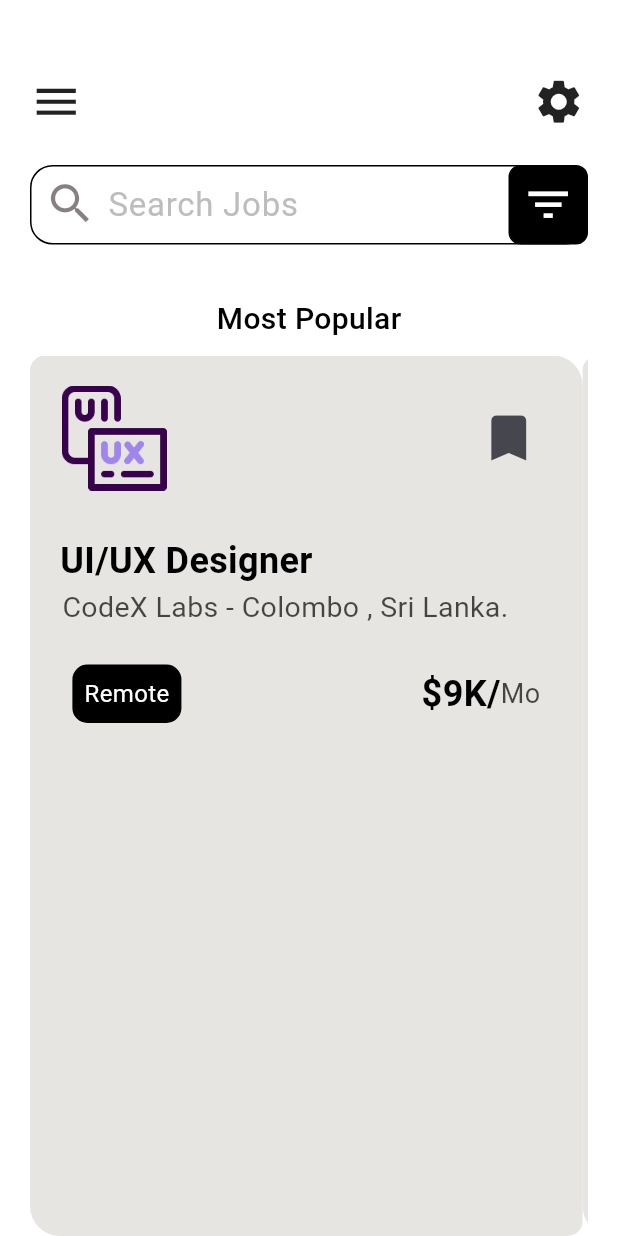
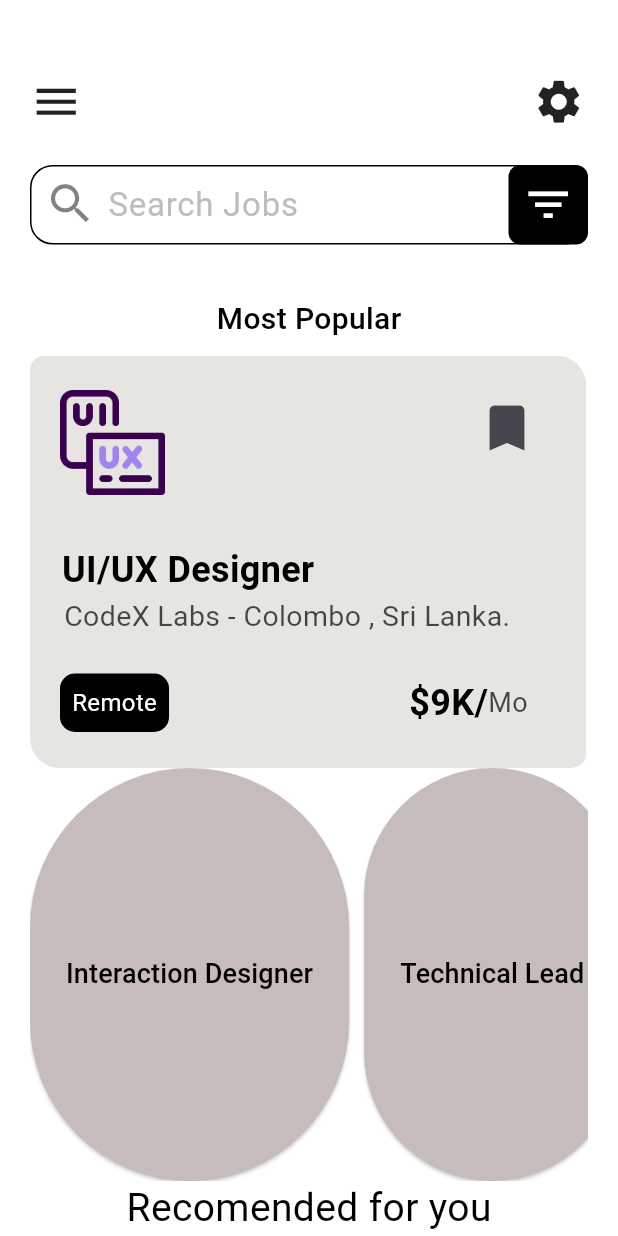
Before and after one commit to Sanuda3088/Madhack, a Flutter app: the screen it shows after launch, on a phone screen of 412 x 824 dp. Run offline on Flutter 3.47's test engine with Material 3 defaults, Android fonts, the phone set to English and light mode, and no system bars; our stand-ins replace carousel_slider, firebase_core; missing offline and left inert: dart:ffi; accounts and stored records are empty.

Commit message:
Worked in homescreen

```diff
--- a/lib/Applicant/components/slider.dart
+++ b/lib/Applicant/components/slider.dart
@@ -1,5 +1,3 @@
-import 'dart:ffi';
-
 import 'package:flutter/material.dart';
 
 class SliderPage extends StatelessWidget {
@@ -23,15 +21,17 @@ class SliderPage extends StatelessWidget {
   @override
   Widget build(BuildContext context) {
     return Container(
-      decoration: BoxDecoration(
-        color: Color.fromARGB(255, 230, 229, 225),
+      height: MediaQuery.of(context).size.height * 0.1,
+      width: MediaQuery.of(context).size.width * 0.9,
+      decoration: const BoxDecoration(
+        color: const Color.fromARGB(255, 230, 229, 225),
         borderRadius: BorderRadius.only(
             topRight: Radius.circular(20),
             topLeft: Radius.circular(10),
             bottomLeft: Radius.circular(20),
             bottomRight: Radius.circular(10)),
       ),
-      padding: EdgeInsets.all(20),
+      padding: const EdgeInsets.all(20),
       child: Column(
         children: [
           Row(
@@ -47,17 +47,21 @@ class SliderPage extends StatelessWidget {
               const SizedBox(
                 width: 200,
               ),
-              IconButton(
-                onPressed: () {},
-                icon: iconBookmark,
+              Padding(
+                padding: const EdgeInsets.only(bottom: 20),
+                child: IconButton(
+                  onPressed: () {},
+                  icon: iconBookmark,
+                  iconSize: 40,
+                ),
               ),
             ],
           ),
           Padding(
-            padding: EdgeInsets.only(right: 160, top: 30),
+            padding: const EdgeInsets.only(right: 160, top: 30),
             child: Text(
               jobRole,
-              style: TextStyle(
+              style: const TextStyle(
                   color: Colors.black,
                   fontWeight: FontWeight.bold,
                   fontSize: 24),
@@ -71,7 +75,7 @@ class SliderPage extends StatelessWidget {
                   TextStyle(color: Colors.black.withOpacity(0.7), fontSize: 19),
             ),
           ),
-          SizedBox(
+          const SizedBox(
             height: 25,
           ),
           Row(
@@ -81,20 +85,20 @@ class SliderPage extends StatelessWidget {
                   color: Colors.black,
                   borderRadius: BorderRadius.circular(10),
                 ),
-                padding: EdgeInsets.all(8),
+                padding: const EdgeInsets.all(8),
                 child: Text(
                   tag,
-                  style: TextStyle(color: Colors.white, fontSize: 16),
+                  style: const TextStyle(color: Colors.white, fontSize: 16),
                 ),
               ),
-              SizedBox(
+              const SizedBox(
                 width: 160,
               ),
               Row(
                 children: [
                   Text(
                     "\$$salary/",
-                    style: TextStyle(
+                    style: const TextStyle(
                         color: Colors.black,
                         fontWeight: FontWeight.bold,
                         fontSize: 24),
--- a/lib/Applicant/homeScreen.dart
+++ b/lib/Applicant/homeScreen.dart
@@ -1,3 +1,5 @@
+import 'dart:ffi';
+
 import 'package:flutter/foundation.dart';
 import 'package:flutter/material.dart';
 import 'package:flutter/widgets.dart';
@@ -118,17 +120,18 @@ class _HomeScreenState extends State<HomeScreen> {
                         imagePath: "assets/ui-ux.png",
                         iconBookmark: Icon(
                           Icons.bookmark,
-                          size: 40,
                         ),
                         jobRole: "UI/UX Designer",
                         address: "CodeX Labs - Colombo , Sri Lanka.",
                         salary: "9K",
                         tag: "Remote"),
+                    SizedBox(
+                      width: 30,
+                    ),
                     SliderPage(
                         imagePath: "assets/ui-ux.png",
                         iconBookmark: Icon(
                           Icons.bookmark,
-                          size: 40,
                         ),
                         jobRole: "Web Developer",
                         address: "CodeX Labs - Colombo , Sri Lanka.",
@@ -137,6 +140,75 @@ class _HomeScreenState extends State<HomeScreen> {
                   ],
                 ),
               ),
+
+              Expanded(
+                child: ListView(
+                  scrollDirection: Axis.horizontal,
+                  children: [
+                    ElevatedButton(
+                      style: ButtonStyle(
+                        backgroundColor: MaterialStateProperty.all<Color>(
+                          const Color.fromARGB(255, 198, 188, 188),
+                        ),
+                      ),
+                      onPressed: () {},
+                      child: const Text(
+                        "Interaction Designer",
+                        style: TextStyle(fontSize: 18, color: Colors.black),
+                      ),
+                    ),
+                    const SizedBox(
+                      width: 10,
+                    ),
+                    ElevatedButton(
+                      style: ButtonStyle(
+                        backgroundColor: MaterialStateProperty.all<Color>(
+                          const Color.fromARGB(255, 198, 188, 188),
+                        ),
+                      ),
+                      onPressed: () {},
+                      child: const Text(
+                        "Technical Lead",
+                        style: TextStyle(fontSize: 18, color: Colors.black),
+                      ),
+                    ),
+                    const SizedBox(
+                      width: 10,
+                    ),
+                    ElevatedButton(
+                      style: ButtonStyle(
+                        backgroundColor: MaterialStateProperty.all<Color>(
+                          const Color.fromARGB(255, 198, 188, 188),
+                        ),
+                      ),
+                      onPressed: () {},
+                      child: const Text(
+                        "Software Engineer",
+                        style: TextStyle(fontSize: 18, color: Colors.black),
+                      ),
+                    ),
+                    const SizedBox(
+                      width: 10,
+                    ),
+                    ElevatedButton(
+                      style: ButtonStyle(
+                        backgroundColor: MaterialStateProperty.all<Color>(
+                          const Color.fromARGB(255, 198, 188, 188),
+                        ),
+                      ),
+                      onPressed: () {},
+                      child: const Text(
+                        "Data Scientist",
+                        style: TextStyle(fontSize: 18, color: Colors.black),
+                      ),
+                    ),
+                  ],
+                ),
+              ),
+              Text(
+                "Recomended for you",
+                style: TextStyle(fontSize: 26, color: Colors.black),
+              )
 
               // Column(
               //   //mainAxisAlignment: MainAxisAlignment.start,
```
